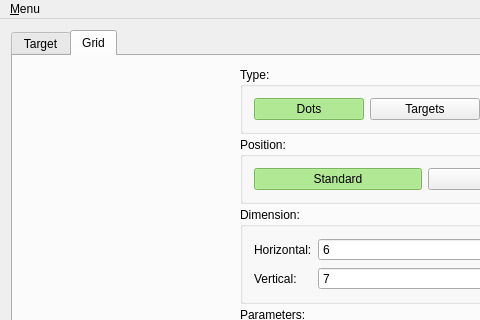
Before: the Qt Designer form targetgenerator.ui in lbaudouin/TargetGenerator, drawn with Qt 5; both pictures show x 0 to 480 and y 0 to 320 of the 634 by 878 pixel window.
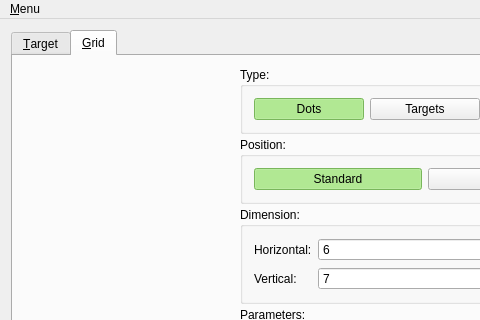
After: the same form once the commit is applied. The open tabs and pages were chosen to show the change. Icons and pictures are not drawn.

Commit message: Update text color, add tab shortcut, enable inverse parity

The edit to the form file:
```diff
--- a/targetgenerator.ui
+++ b/targetgenerator.ui
@@ -26,7 +26,7 @@
       </property>
       <widget class="QWidget" name="tab">
        <attribute name="title">
-        <string>Target</string>
+        <string>&amp;Target</string>
        </attribute>
        <layout class="QHBoxLayout" name="horizontalLayout_5">
         <item>
@@ -279,7 +279,7 @@
       </widget>
       <widget class="QWidget" name="tab_2">
        <attribute name="title">
-        <string>Grid</string>
+        <string>&amp;Grid</string>
        </attribute>
        <layout class="QHBoxLayout" name="horizontalLayout_18">
         <item>
```
Left out of the diff: 55 changed lines with no effect on the pictures. The commit also changes 1 other file.
